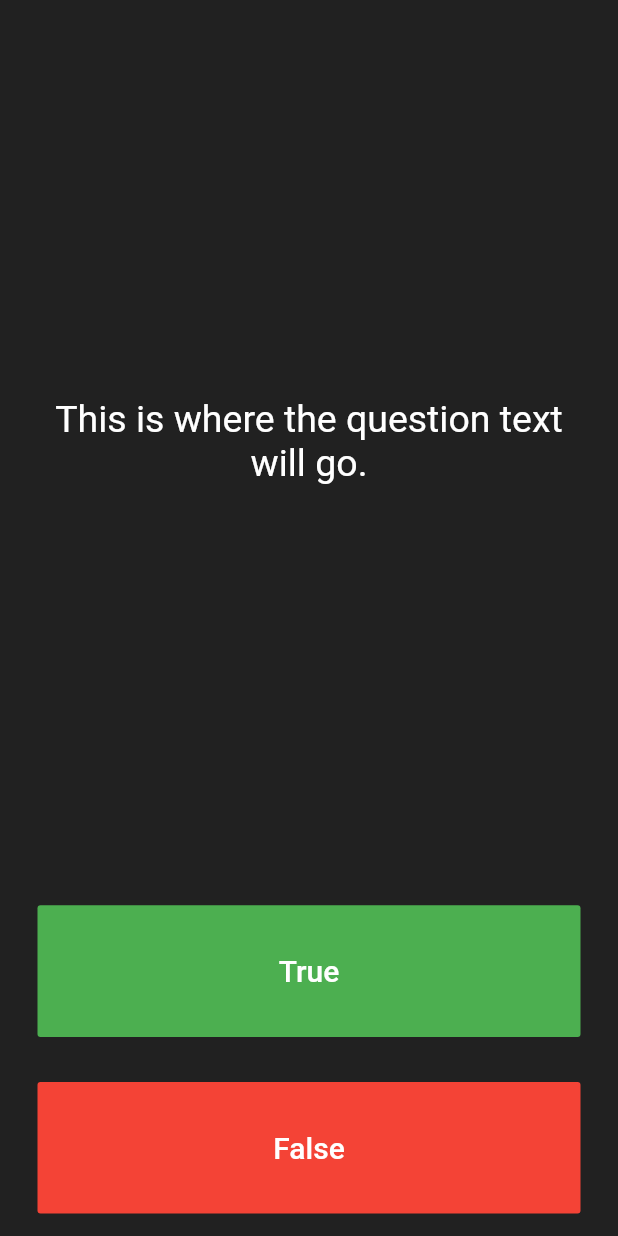
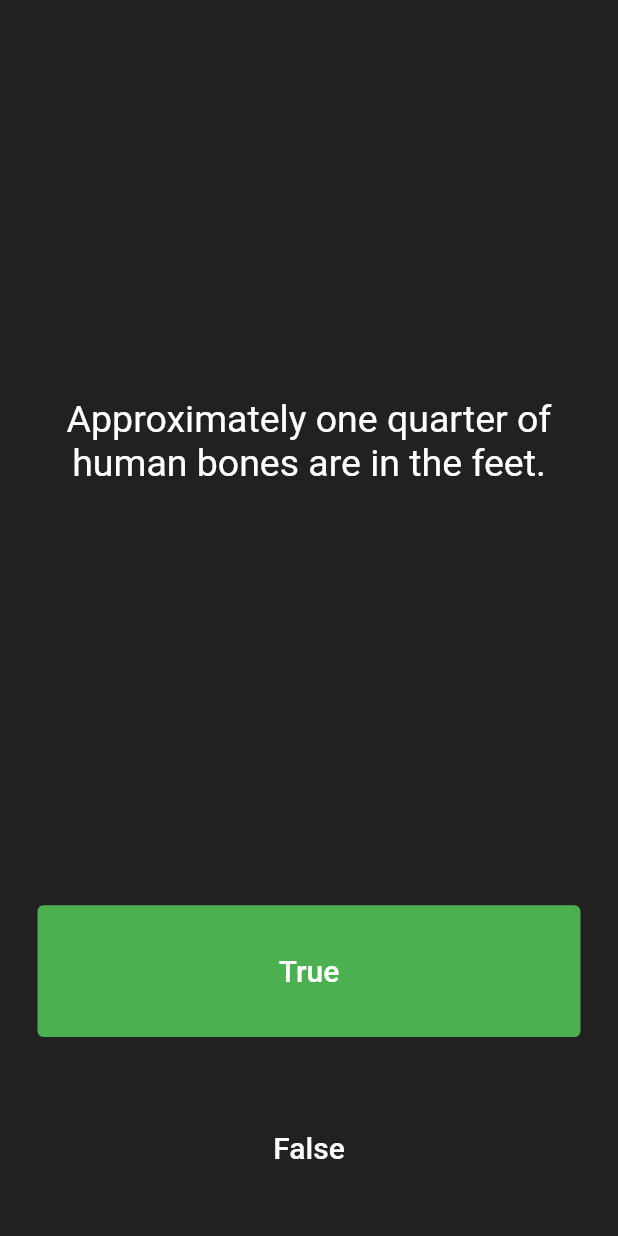
Before and after one commit to clippefuentes/quizzletFlutter, a Flutter app: the screen it shows after launch, after a tap on "True", on a phone screen of 412 x 824 dp. Run offline on Flutter 3.47's test engine with Material 2 defaults, Android fonts, the phone set to English and light mode, and no system bars.

Commit message:
add question class

```diff
--- a/lib/main.dart
+++ b/lib/main.dart
@@ -1,4 +1,5 @@
 import 'package:flutter/material.dart';
+import 'package:quizzler/question.dart';
 
 void main() => runApp(Quizzler());
 
@@ -25,19 +26,36 @@ class QuizPage extends StatefulWidget {
 }
 
 class _QuizPageState extends State<QuizPage> {
-  @override
-  Widget build(BuildContext context) {
-    return Column(
-      mainAxisAlignment: MainAxisAlignment.spaceBetween,
-      crossAxisAlignment: CrossAxisAlignment.stretch,
-      children: <Widget>[
-        Expanded(
+  List scoreKeeper = [];
+  List<Question> questions = [
+    Question(q: 'You can lead a cow down stairs but not up stairs.', a: false),
+    Question(q: 'Approximately one quarter of human bones are in the feet.', a: true),
+    Question(q: 'A slug\'s blood is green.', a: true),
+  ];
+
+  int currentQuestionId = 0;
+
+  void answerQuestion({bool answer}) {
+    bool currentAnswer = questions[currentQuestionId].questionAnswer;
+    if (currentAnswer == answer) {
+
+    } else {
+
+    }
+
+    setState(() {
+      currentQuestionId++;
+    });
+  }
+
+  Widget questionWidget() {
+    return Expanded(
           flex: 5,
           child: Padding(
             padding: EdgeInsets.all(10.0),
             child: Center(
               child: Text(
-                'This is where the question text will go.',
+                questions[currentQuestionId].questionText,
                 textAlign: TextAlign.center,
                 style: TextStyle(
                   fontSize: 25.0,
@@ -46,13 +64,20 @@ class _QuizPageState extends State<QuizPage> {
               ),
             ),
           ),
-        ),
-        Expanded(
+        );
+  }
+
+  Widget trueButtonWidget() {
+    return Expanded(
           child: Padding(
             padding: EdgeInsets.all(15.0),
-            child: FlatButton(
-              textColor: Colors.white,
-              color: Colors.green,
+            child: TextButton(
+              style: TextButton.styleFrom(
+                backgroundColor: Colors.green,
+                foregroundColor: Colors.white,
+                // textColor: Colors.white,
+                // color: Colors.green,
+              ),
               child: Text(
                 'True',
                 style: TextStyle(
@@ -62,15 +87,21 @@ class _QuizPageState extends State<QuizPage> {
               ),
               onPressed: () {
                 //The user picked true.
+                answerQuestion();
               },
             ),
           ),
-        ),
-        Expanded(
+        );
+  }
+
+  Widget falseButtonWidget() {
+    return Expanded(
           child: Padding(
             padding: EdgeInsets.all(15.0),
-            child: FlatButton(
-              color: Colors.red,
+            child: TextButton(
+              style: TextButton.styleFrom(
+                foregroundColor: Colors.red,
+              ),
               child: Text(
                 'False',
                 style: TextStyle(
@@ -80,11 +111,27 @@ class _QuizPageState extends State<QuizPage> {
               ),
               onPressed: () {
                 //The user picked false.
+                answerQuestion();
               },
             ),
           ),
-        ),
-        //TODO: Add a Row here as your score keeper
+        );
+  }
+
+  @override
+  Widget build(BuildContext context) {
+    return Column(
+      mainAxisAlignment: MainAxisAlignment.spaceBetween,
+      crossAxisAlignment: CrossAxisAlignment.stretch,
+      children: [
+        questionWidget(),
+        trueButtonWidget(),
+        falseButtonWidget(),
+        Container(child: Row(
+          children: [
+             ...scoreKeeper.toList()
+          ]
+        ))
       ],
     );
   }
--- /dev/null
+++ b/lib/question.dart
@@ -0,0 +1,9 @@
+class Question {
+  String questionText;
+  bool questionAnswer;
+
+  Question({ String q, bool a}) {
+    this.questionAnswer = a;
+    this.questionText = q;
+  }
+}
```
